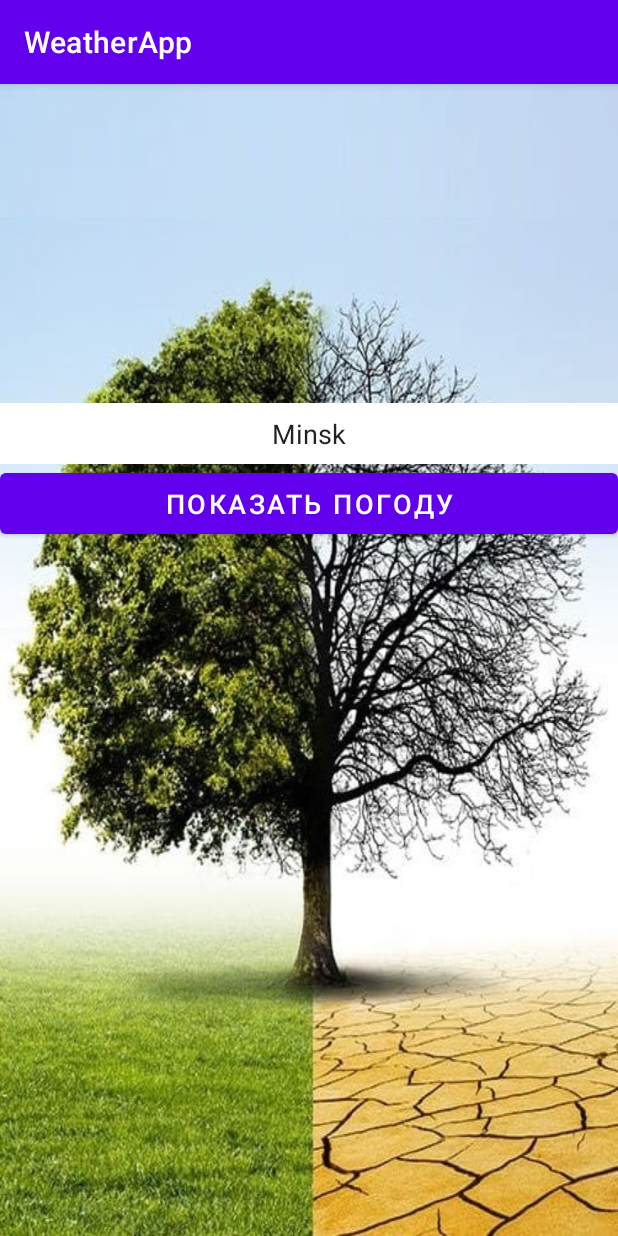
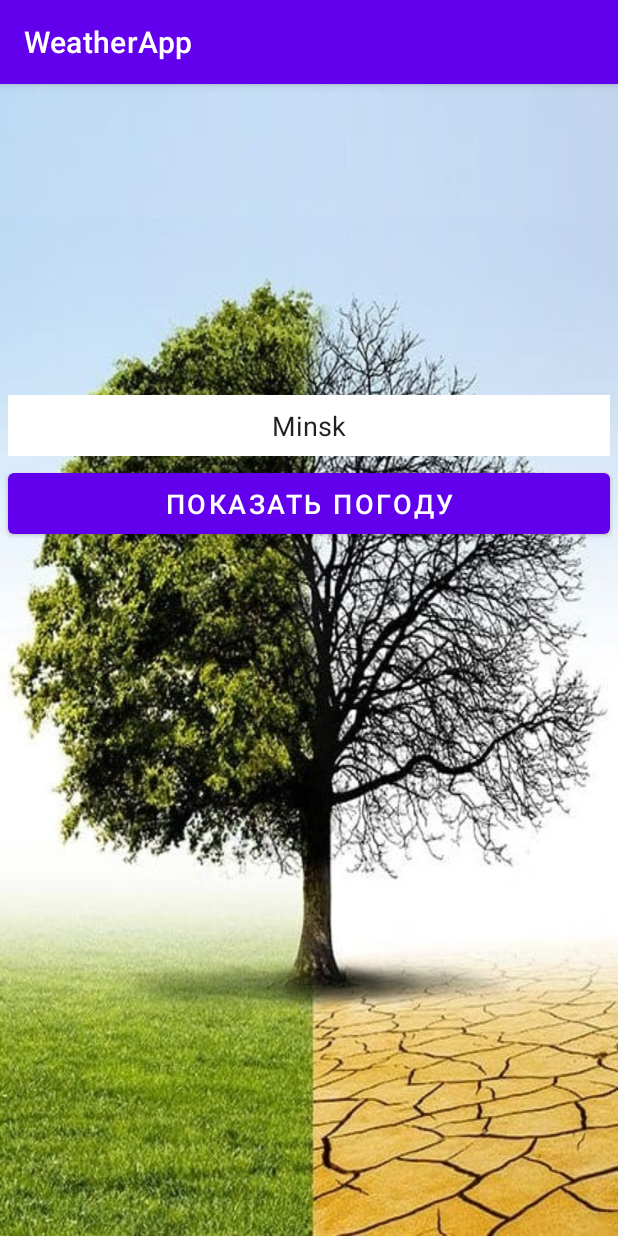
Before and after one commit to VadimSquorpikkor/WeatherApp, an Android app: the screen it shows after launch (MainActivity), after a tap on "ПОКАЗАТЬ ПОГОДУ", on a phone screen of 412 x 824 dp. Run offline under Robolectric (Android 15) with nearby library versions, the phone set to English and light mode, and no system bars.

Commit message:
добавил автоскрытие клавиатуры при нажатии на кнопку добавил маргины

```diff
--- a/app/src/main/java/com/squorpikkor/weatherapp/MainActivity.java
+++ b/app/src/main/java/com/squorpikkor/weatherapp/MainActivity.java
@@ -2,11 +2,10 @@ package com.squorpikkor.weatherapp;
 
 import androidx.appcompat.app.AppCompatActivity;
 
+import android.content.Context;
 import android.os.AsyncTask;
 import android.os.Bundle;
-import android.util.Log;
-import android.view.View;
-import android.widget.Button;
+import android.view.inputmethod.InputMethodManager;
 import android.widget.EditText;
 import android.widget.TextView;
 
@@ -47,6 +46,12 @@ public class MainActivity extends AppCompatActivity {
     private void getWeather() {
         String city = editTextCity.getText().toString().trim();
         if (!city.isEmpty()) {
+            try {
+                InputMethodManager imm = (InputMethodManager)getSystemService(Context.INPUT_METHOD_SERVICE);
+                imm.hideSoftInputFromWindow(getCurrentFocus().getWindowToken(), 0);
+            } catch (Exception e) {
+                // TODO: handle exception
+            }
             DownloadWeatherTask task = new DownloadWeatherTask();
             String url = String.format(WEATHER_URL, city, apiKey);
             task.execute(url);
--- a/app/src/main/res/layout/activity_main.xml
+++ b/app/src/main/res/layout/activity_main.xml
@@ -9,6 +9,7 @@
 
     <EditText
         android:background="#FFFFFF"
+        android:layout_margin="5dp"
         android:id="@+id/edit_text_city"
         android:gravity="center"
         android:padding="8dp"
@@ -24,6 +25,7 @@
     <Button
         android:id="@+id/button_show_weather"
         android:padding="8dp"
+        android:layout_margin="5dp"
         android:layout_width="0dp"
         android:layout_height="wrap_content"
         android:text="Показать погоду"
```
